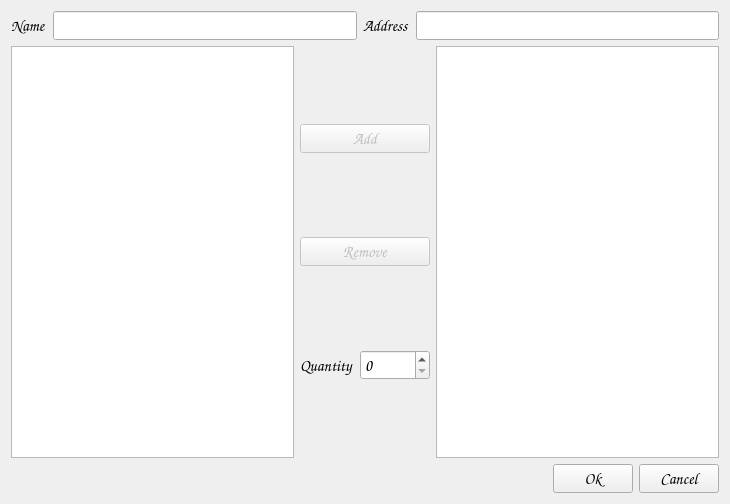
Qt form Final Project/GUI/Application/UI/Order_Create.ui (KagaSumi/Term-2-Python) before a commit.
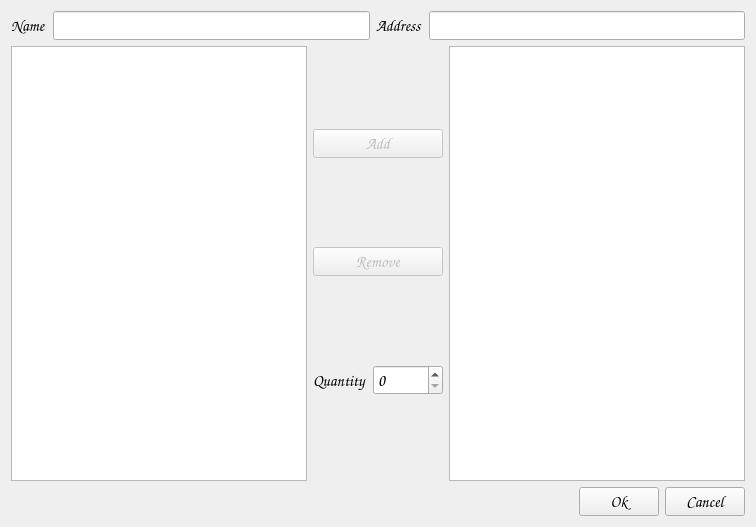
The same form after that commit.

Patch:
```diff
--- a/Final Project/GUI/Application/UI/Order_Create.ui
+++ b/Final Project/GUI/Application/UI/Order_Create.ui
@@ -6,8 +6,8 @@
    <rect>
     <x>0</x>
     <y>0</y>
-    <width>730</width>
-    <height>504</height>
+    <width>756</width>
+    <height>527</height>
    </rect>
   </property>
   <property name="font">
```
